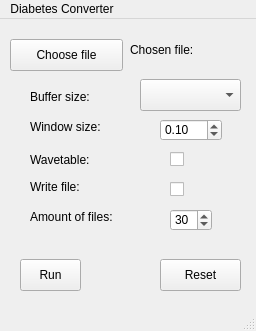
Above: python/ui/view.ui from kj-jondell/Diabetes-Synth before the change. Below: the same form after it.
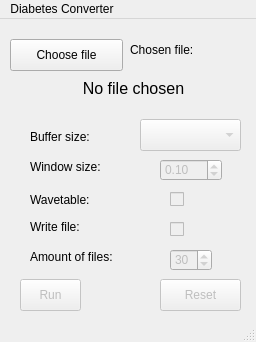
That is the form after the change.

Patch:
```diff
--- a/python/ui/view.ui
+++ b/python/ui/view.ui
@@ -7,7 +7,7 @@
     <x>0</x>
     <y>0</y>
     <width>256</width>
-    <height>331</height>
+    <height>342</height>
    </rect>
   </property>
   <property name="windowTitle">
@@ -41,10 +41,13 @@
     </property>
    </widget>
    <widget class="QPushButton" name="run_button">
+    <property name="enabled">
+     <bool>false</bool>
+    </property>
     <property name="geometry">
      <rect>
       <x>20</x>
-      <y>240</y>
+      <y>260</y>
       <width>61</width>
       <height>32</height>
      </rect>
@@ -54,10 +57,13 @@
     </property>
    </widget>
    <widget class="QPushButton" name="reset_button">
+    <property name="enabled">
+     <bool>false</bool>
+    </property>
     <property name="geometry">
      <rect>
       <x>160</x>
-      <y>240</y>
+      <y>260</y>
       <width>81</width>
       <height>32</height>
      </rect>
@@ -67,10 +73,13 @@
     </property>
    </widget>
    <widget class="QComboBox" name="buffer_size">
+    <property name="enabled">
+     <bool>false</bool>
+    </property>
     <property name="geometry">
      <rect>
       <x>140</x>
-      <y>60</y>
+      <y>100</y>
       <width>101</width>
       <height>32</height>
      </rect>
@@ -86,7 +95,7 @@
     <property name="geometry">
      <rect>
       <x>30</x>
-      <y>70</y>
+      <y>110</y>
       <width>81</width>
       <height>16</height>
      </rect>
@@ -99,7 +108,7 @@
     <property name="geometry">
      <rect>
       <x>30</x>
-      <y>100</y>
+      <y>140</y>
       <width>91</width>
       <height>16</height>
      </rect>
@@ -112,7 +121,7 @@
     <property name="geometry">
      <rect>
       <x>30</x>
-      <y>130</y>
+      <y>170</y>
       <width>81</width>
       <height>21</height>
      </rect>
@@ -125,7 +134,7 @@
     <property name="geometry">
      <rect>
       <x>30</x>
-      <y>160</y>
+      <y>200</y>
       <width>59</width>
       <height>16</height>
      </rect>
@@ -138,7 +147,7 @@
     <property name="geometry">
      <rect>
       <x>30</x>
-      <y>190</y>
+      <y>230</y>
       <width>101</width>
       <height>16</height>
      </rect>
@@ -148,10 +157,13 @@
     </property>
    </widget>
    <widget class="QDoubleSpinBox" name="window_size">
+    <property name="enabled">
+     <bool>false</bool>
+    </property>
     <property name="geometry">
      <rect>
       <x>160</x>
-      <y>100</y>
+      <y>140</y>
       <width>62</width>
       <height>22</height>
      </rect>
@@ -170,10 +182,13 @@
     </property>
    </widget>
    <widget class="QCheckBox" name="is_wavetable">
+    <property name="enabled">
+     <bool>false</bool>
+    </property>
     <property name="geometry">
      <rect>
       <x>170</x>
-      <y>130</y>
+      <y>170</y>
       <width>86</width>
       <height>20</height>
      </rect>
@@ -183,10 +198,13 @@
     </property>
    </widget>
    <widget class="QCheckBox" name="write_files">
+    <property name="enabled">
+     <bool>false</bool>
+    </property>
     <property name="geometry">
      <rect>
       <x>170</x>
-      <y>160</y>
+      <y>200</y>
       <width>86</width>
       <height>20</height>
      </rect>
@@ -196,10 +214,13 @@
     </property>
    </widget>
    <widget class="QSpinBox" name="amt_files">
+    <property name="enabled">
+     <bool>false</bool>
+    </property>
     <property name="geometry">
      <rect>
       <x>170</x>
-      <y>190</y>
+      <y>230</y>
       <width>42</width>
       <height>22</height>
      </rect>
@@ -211,6 +232,30 @@
      <number>30</number>
     </property>
    </widget>
+   <widget class="QLabel" name="filename">
+    <property name="geometry">
+     <rect>
+      <x>28</x>
+      <y>49</y>
+      <width>211</width>
+      <height>41</height>
+     </rect>
+    </property>
+    <property name="font">
+     <font>
+      <pointsize>12</pointsize>
+     </font>
+    </property>
+    <property name="text">
+     <string>No file chosen</string>
+    </property>
+    <property name="alignment">
+     <set>Qt::AlignCenter</set>
+    </property>
+    <property name="wordWrap">
+     <bool>true</bool>
+    </property>
+   </widget>
   </widget>
   <widget class="QMenuBar" name="menubar">
    <property name="geometry">
```
Left out of the diff: 9 changed lines with no effect on the pictures.
